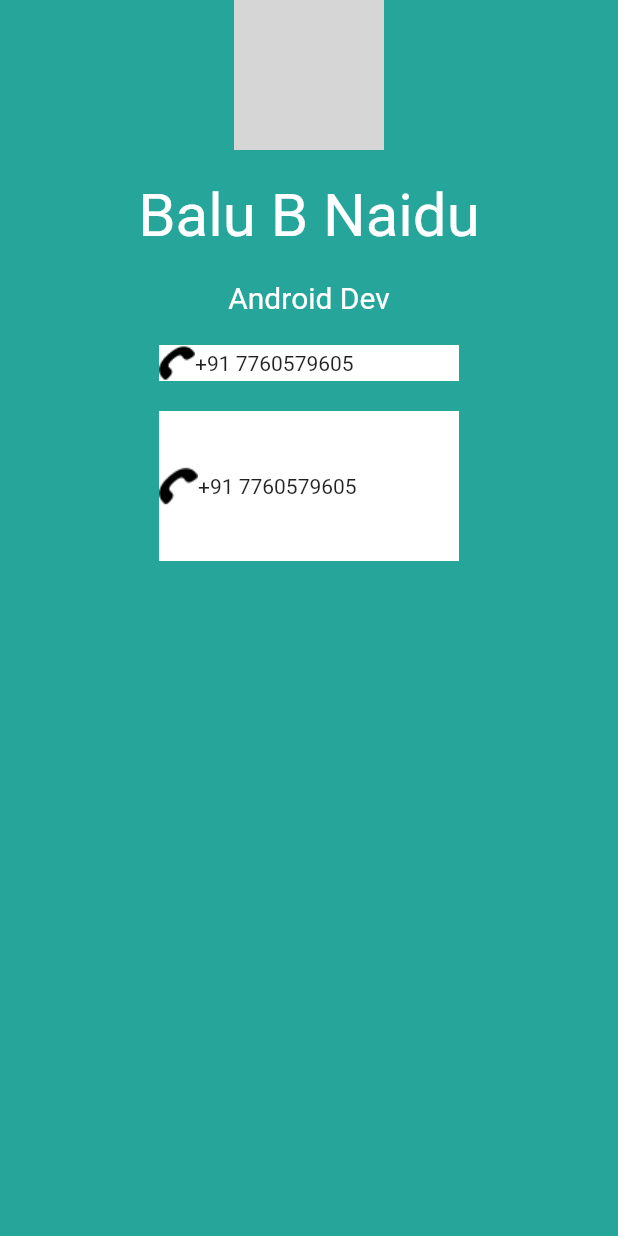
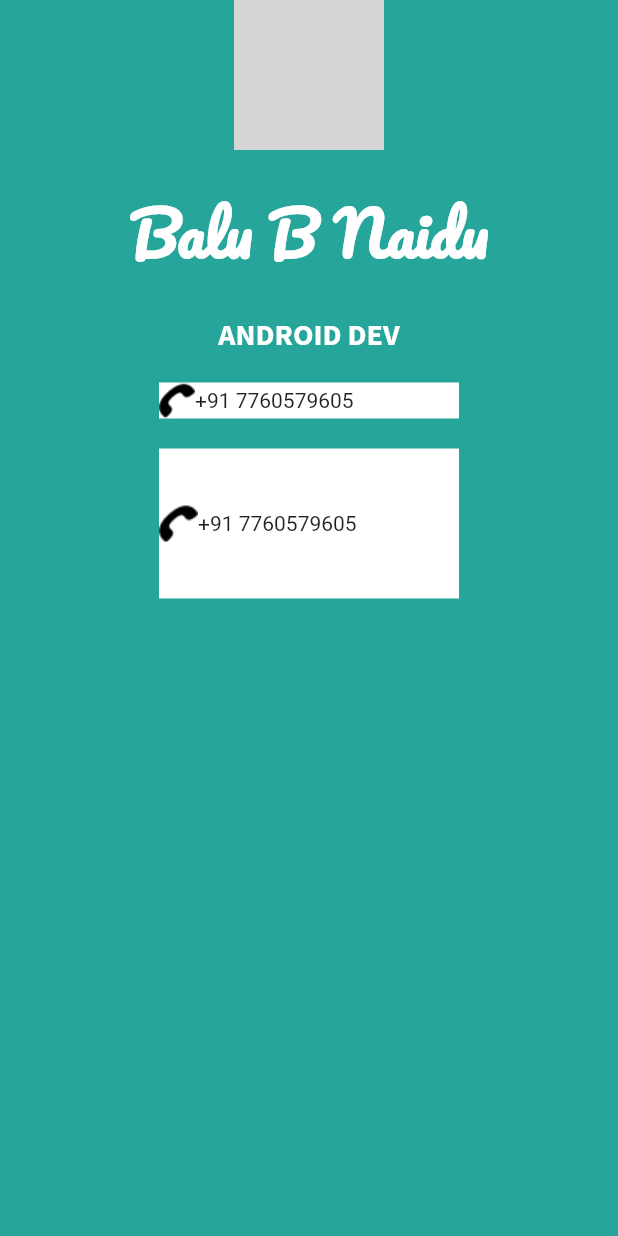
Before and after one commit to balub/Flutter_Business_Card, a Flutter app: the screen it shows after launch, on a phone screen of 412 x 824 dp. Run offline on Flutter 3.47's test engine with Material 2 defaults, Android fonts, the phone set to English and light mode, and no system bars; network calls fail; grey boxes are pictures that could not be loaded.

Commit message:
added new font and changed the UI

```diff
--- a/lib/main.dart
+++ b/lib/main.dart
@@ -23,14 +23,22 @@ class MyApp extends StatelessWidget {
                 Container(
                   child: Text(
                     'Balu B Naidu',
-                    style: TextStyle(fontSize: 40, color: Colors.white),
+                    style: TextStyle(
+                        fontSize: 40,
+                        color: Colors.white,
+                        fontFamily: 'Pacifico',
+                        fontWeight: FontWeight.bold),
                   ),
                 ),
                 SizedBox(height: 20),
                 Container(
                   child: Text(
-                    'Android Dev',
-                    style: TextStyle(fontSize: 20, color: Colors.white),
+                    'ANDROID DEV',
+                    style: TextStyle(
+                        fontSize: 20,
+                        color: Colors.white,
+                        fontFamily: 'SourceSansPro',
+                        fontWeight: FontWeight.bold),
                   ),
                 ),
                 SizedBox(height: 20),
--- a/pubspec.yaml
+++ b/pubspec.yaml
@@ -21,3 +21,6 @@ flutter:
     - family: Pacifico
       fonts:
         - asset: fonts/Pacifico-Regular.ttf
+    - family: SourceSansPro
+      fonts:
+        - asset: fonts/SourceSansPro-Bold.ttf
```
Also changed, not shown: fonts/SourceSansPro-Bold.ttf (added).
